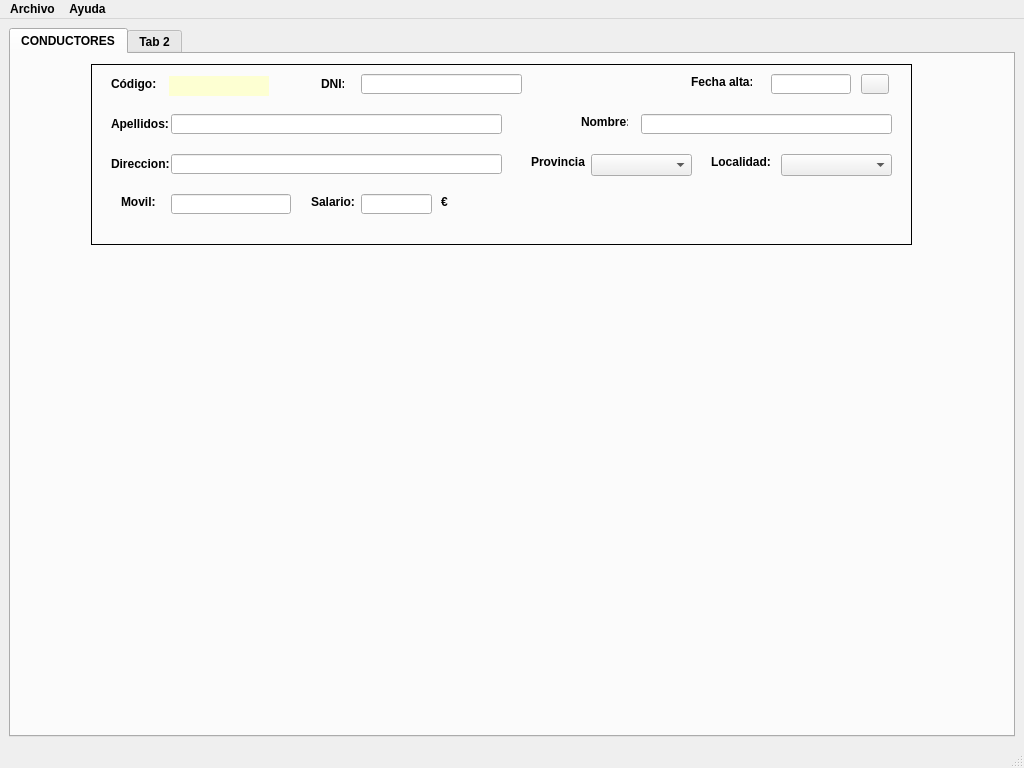
Qt form venta_principal.ui (EliasVGZ/vierafernandez2324) before a commit.
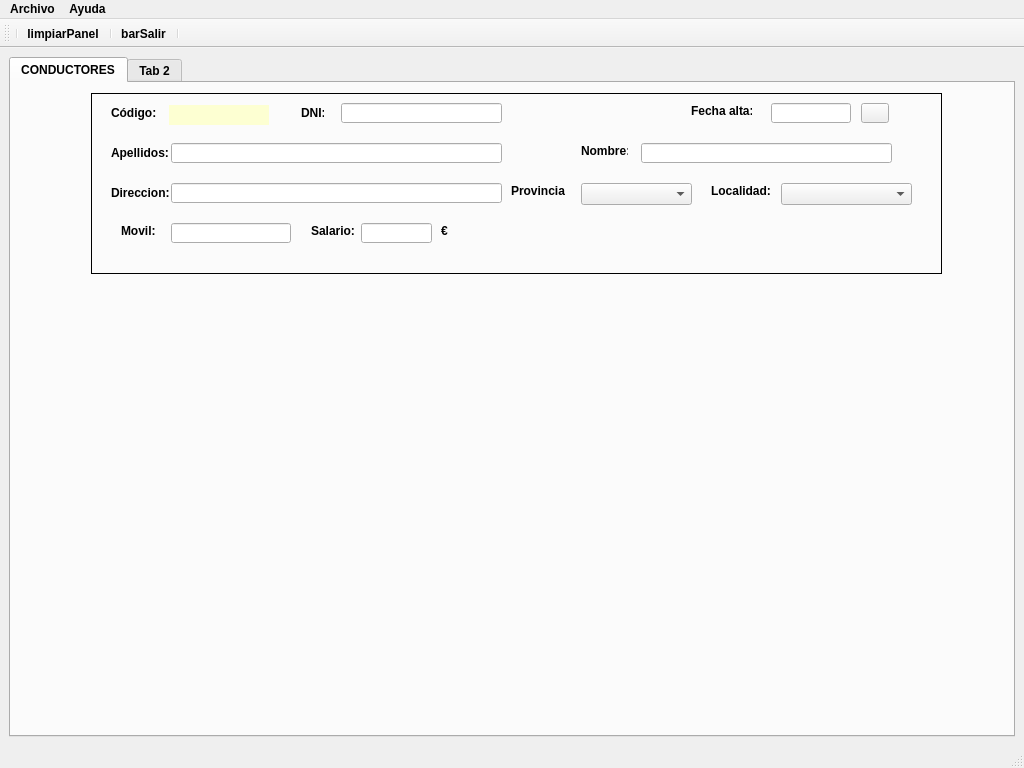
The same form after that commit. Icons and pictures are not drawn.

Commit message: añadiendo la fecha, validar dni, limpiar txt

What changed in the file:
```diff
--- a/venta_principal.ui
+++ b/venta_principal.ui
@@ -63,7 +63,7 @@
          <rect>
           <x>80</x>
           <y>10</y>
-          <width>821</width>
+          <width>851</width>
           <height>181</height>
          </rect>
         </property>
@@ -129,7 +129,7 @@
         <widget class="QLabel" name="lblDni">
          <property name="geometry">
           <rect>
-           <x>230</x>
+           <x>210</x>
            <y>10</y>
            <width>23</width>
            <height>20</height>
@@ -148,7 +148,7 @@
         <widget class="QLineEdit" name="txtDni">
          <property name="geometry">
           <rect>
-           <x>270</x>
+           <x>250</x>
            <y>10</y>
            <width>161</width>
            <height>20</height>
@@ -181,6 +181,9 @@
          </property>
         </widget>
         <widget class="QLineEdit" name="txtFechaAlta">
+         <property name="enabled">
+          <bool>true</bool>
+         </property>
          <property name="geometry">
           <rect>
            <x>680</x>
@@ -195,6 +198,12 @@
            <height>20</height>
           </size>
          </property>
+         <property name="alignment">
+          <set>Qt::AlignCenter</set>
+         </property>
+         <property name="readOnly">
+          <bool>false</bool>
+         </property>
         </widget>
         <widget class="QPushButton" name="btnCalendario">
          <property name="geometry">
@@ -423,7 +432,7 @@
           <rect>
            <x>690</x>
            <y>90</y>
-           <width>111</width>
+           <width>131</width>
            <height>22</height>
           </rect>
          </property>
@@ -431,7 +440,7 @@
         <widget class="QLabel" name="lblProvincia">
          <property name="geometry">
           <rect>
-           <x>440</x>
+           <x>420</x>
            <y>90</y>
            <width>61</width>
            <height>16</height>
@@ -450,9 +459,9 @@
         <widget class="QComboBox" name="cmbProvincia">
          <property name="geometry">
           <rect>
-           <x>500</x>
+           <x>490</x>
            <y>90</y>
-           <width>101</width>
+           <width>111</width>
            <height>22</height>
           </rect>
          </property>
@@ -563,6 +572,28 @@
    <addaction name="menuArchivo"/>
    <addaction name="menuHelp"/>
   </widget>
+  <widget class="QToolBar" name="barSalir">
+   <property name="windowTitle">
+    <string>toolBar</string>
+   </property>
+   <property name="iconSize">
+    <size>
+     <width>20</width>
+     <height>20</height>
+    </size>
+   </property>
+   <attribute name="toolBarArea">
+    <enum>TopToolBarArea</enum>
+   </attribute>
+   <attribute name="toolBarBreak">
+    <bool>false</bool>
+   </attribute>
+   <addaction name="separator"/>
+   <addaction name="actionlimpiarPanel"/>
+   <addaction name="separator"/>
+   <addaction name="actionbarSalir"/>
+   <addaction name="separator"/>
+  </widget>
   <action name="actionSalir">
    <property name="text">
     <string>Salir</string>
@@ -573,6 +604,24 @@
     <string>Acerca de...</string>
    </property>
   </action>
+  <action name="actionbarSalir">
+   <property name="icon">
+    <iconset>
+     <normaloff>../../Documents/Desenvolvemento Interfaces/imagenes/imagen_salir.png</normaloff>../../Documents/Desenvolvemento Interfaces/imagenes/imagen_salir.png</iconset>
+   </property>
+   <property name="text">
+    <string>barSalir</string>
+   </property>
+  </action>
+  <action name="actionlimpiarPanel">
+   <property name="icon">
+    <iconset>
+     <normaloff>../../Documents/Desenvolvemento Interfaces/imagenes/reload.png</normaloff>../../Documents/Desenvolvemento Interfaces/imagenes/reload.png</iconset>
+   </property>
+   <property name="text">
+    <string>limpiarPanel</string>
+   </property>
+  </action>
  </widget>
  <resources/>
  <connections/>
```
Left out of the diff: 13 changed lines with no effect on the pictures. The commit also changes 12 other files.
